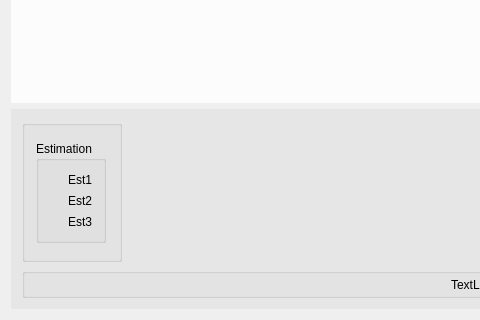
Before: the Qt Designer form SingleTrackModel_2015_09_26_DZ/mainwindow.ui in pintadam/SingleTrackModel_GIT, drawn with Qt 5; both pictures show x 0 to 480 and y 280 to 600 of the 800 by 600 pixel window.
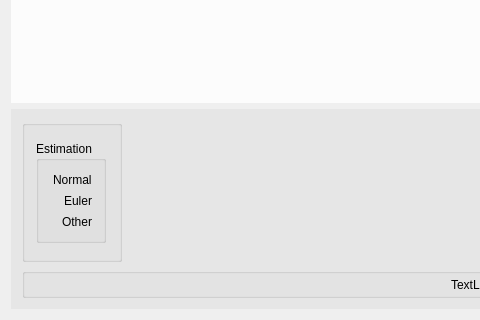
After: the same form once the commit is applied.

Commit message:
Inconsistent behavior after loading 1 measurement fix
Fixed

Diff of the .ui file:
```diff
--- a/SingleTrackModel_2015_09_26_DZ/mainwindow.ui
+++ b/SingleTrackModel_2015_09_26_DZ/mainwindow.ui
@@ -962,21 +962,21 @@
                    <item alignment="Qt::AlignRight">
                     <widget class="QLabel" name="Normal">
                      <property name="text">
-                      <string>Est1</string>
+                      <string>Normal</string>
                      </property>
                     </widget>
                    </item>
                    <item alignment="Qt::AlignRight">
                     <widget class="QLabel" name="Euler">
                      <property name="text">
-                      <string>Est2</string>
+                      <string>Euler</string>
                      </property>
                     </widget>
                    </item>
                    <item alignment="Qt::AlignRight">
                     <widget class="QLabel" name="Other">
                      <property name="text">
-                      <string>Est3</string>
+                      <string>Other</string>
                      </property>
                     </widget>
                    </item>
```
The commit also changes 1 other file.
